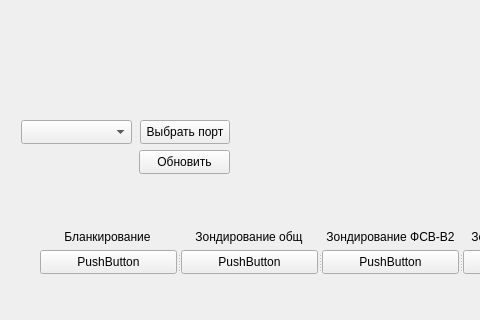
This is mainwindow.ui in PNGNN/control_panel as Qt 5 draws it before an edit; both pictures show x 0 to 480 and y 280 to 600 of the 800 by 600 pixel window. The edited form follows.
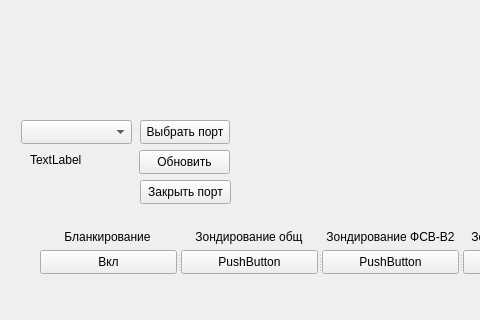
This is the edited form.

The edit to the form file:
```diff
--- a/mainwindow.ui
+++ b/mainwindow.ui
@@ -64,7 +64,7 @@
     </property>
     <widget class="QPushButton" name="pushButton_5">
      <property name="text">
-      <string>PushButton</string>
+      <string>Вкл</string>
      </property>
     </widget>
     <widget class="QPushButton" name="pushButton_4">
@@ -88,7 +88,7 @@
      </property>
     </widget>
    </widget>
-   <widget class="QWidget" name="">
+   <widget class="QWidget" name="layoutWidget">
     <property name="geometry">
      <rect>
       <x>40</x>
@@ -153,6 +153,32 @@
      </item>
     </layout>
    </widget>
+   <widget class="QLabel" name="label">
+    <property name="geometry">
+     <rect>
+      <x>30</x>
+      <y>430</y>
+      <width>101</width>
+      <height>20</height>
+     </rect>
+    </property>
+    <property name="text">
+     <string>TextLabel</string>
+    </property>
+   </widget>
+   <widget class="QPushButton" name="close_port">
+    <property name="geometry">
+     <rect>
+      <x>140</x>
+      <y>460</y>
+      <width>91</width>
+      <height>24</height>
+     </rect>
+    </property>
+    <property name="text">
+     <string>Закрыть порт</string>
+    </property>
+   </widget>
   </widget>
   <widget class="QMenuBar" name="menubar">
    <property name="geometry">
```
Left out of the diff: 2 changed lines with no effect on the pictures.
